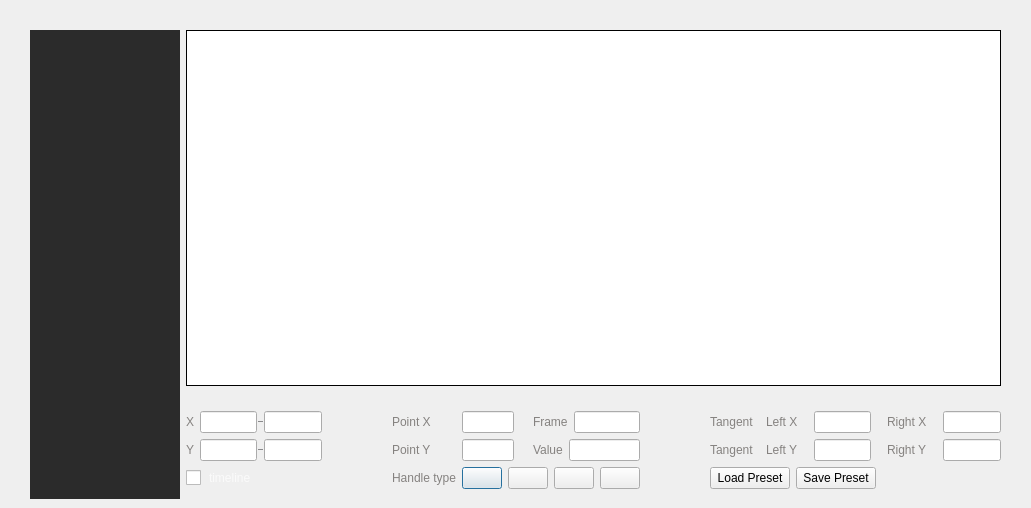
zenustech/zeno, file ui/zenoedit/curvemap/zcurvemapeditor.ui: the form before one commit.
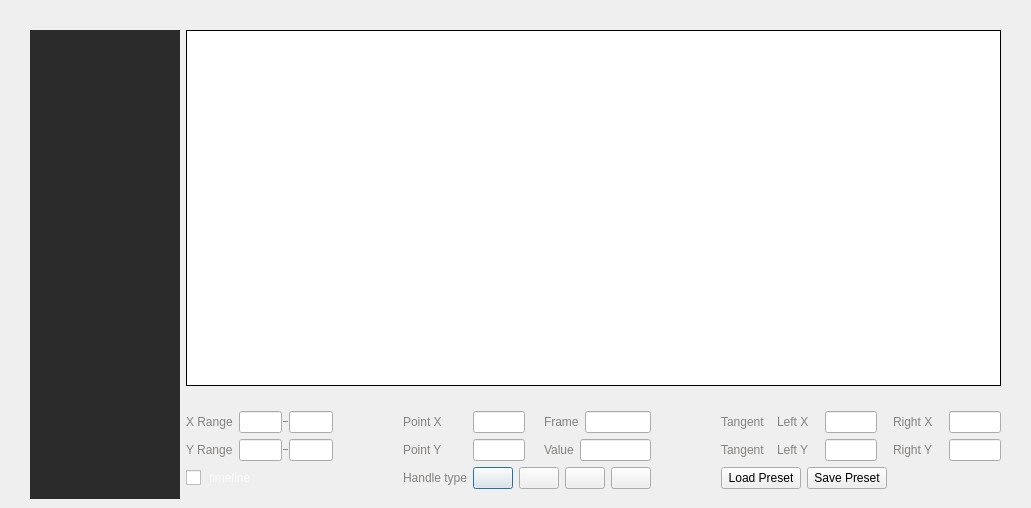
The form after the commit. Icons and pictures are not drawn. Custom widgets are drawn as their Qt base class.

```diff
--- a/ui/zenoedit/curvemap/zcurvemapeditor.ui
+++ b/ui/zenoedit/curvemap/zcurvemapeditor.ui
@@ -504,7 +504,7 @@
 }</string>
            </property>
            <property name="text">
-            <string>X</string>
+            <string>X Range</string>
            </property>
           </widget>
          </item>
@@ -617,7 +617,7 @@
 }</string>
            </property>
            <property name="text">
-            <string>Y</string>
+            <string>Y Range</string>
            </property>
           </widget>
          </item>
```
Left out of the diff: 2 changed lines with no effect on the pictures.
